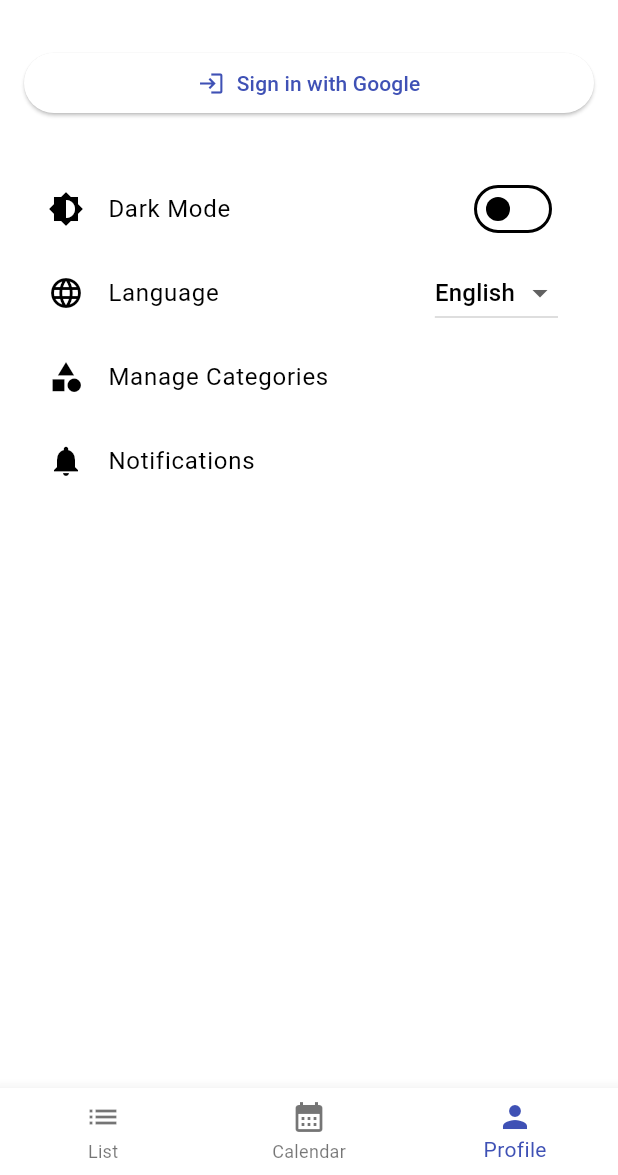
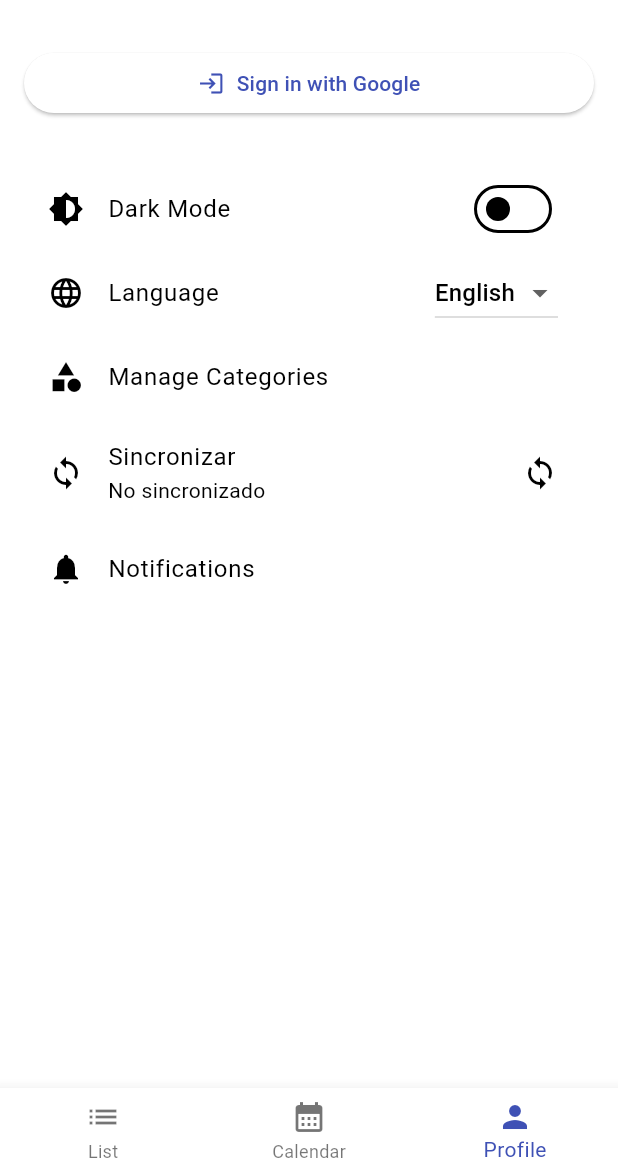
Before and after one commit to manuelduarte077/brotato-game, a Flutter app: the screen it shows after launch, item 3 of the bottom bar chosen, on a phone screen of 412 x 824 dp, the part 61-1236 px from its top. Run offline on Flutter 3.47's test engine with Material 3 defaults, Android fonts, the phone set to English and light mode, and no system bars; our stand-ins replace cloud_firestore, drift, firebase_auth, firebase_core, flutter_local_notifications, flutter_riverpod and 4 more; accounts and stored records are empty; generated files the repository leaves out were written again.

Commit message:
feat: enhance reminder synchronization and user management in repositories

```diff
--- a/lib/presentation/screens/profile_screen.dart
+++ b/lib/presentation/screens/profile_screen.dart
@@ -1,10 +1,12 @@
 import 'package:flutter/material.dart';
 import 'package:flutter_riverpod/flutter_riverpod.dart';
 import '../../application/providers/auth_providers.dart';
+import '../../application/providers/sync_provider.dart';
 import '../../application/providers/theme_provider.dart';
 import '../../application/providers/language_provider.dart';
 import 'notifications_screen.dart';
 import '../widgets/category_management_dialog.dart';
+import 'package:intl/intl.dart';
 
 class ProfileScreen extends ConsumerWidget {
   const ProfileScreen({super.key});
@@ -48,11 +50,12 @@ class ProfileScreen extends ConsumerWidget {
                     ListTile(
                       leading: CircleAvatar(
                         backgroundImage: NetworkImage(
-                          authState.user!.photoURL ?? '',
+                          authState.user?.photoURL ??
+                              'https://www.google.com/images/branding/googlelogo/1x/googlelogo_color_272x92dp.png',
                         ),
                       ),
-                      title: Text(authState.user!.displayName ?? ''),
-                      subtitle: Text(authState.user!.email ?? ''),
+                      title: Text(authState.user?.displayName ?? ''),
+                      subtitle: Text(authState.user?.email ?? ''),
                     ),
                     ElevatedButton(
                       onPressed: () {
@@ -122,6 +125,17 @@ class ProfileScreen extends ConsumerWidget {
           },
         ),
 
+        /// Sync
+        ListTile(
+          leading: const Icon(Icons.sync),
+          title: const Text('Sincronizar'),
+          subtitle: Text(_getSyncStatusText(ref)),
+          trailing: _buildSyncIndicator(ref),
+          onTap: () {
+            ref.read(syncNotifierProvider.notifier).syncFromRemote();
+          },
+        ),
+
         // Notifications Settings
         ListTile(
           leading: const Icon(Icons.notifications),
@@ -145,4 +159,31 @@ class ProfileScreen extends ConsumerWidget {
       builder: (context) => const CategoryManagementDialog(),
     );
   }
+
+  String _getSyncStatusText(WidgetRef ref) {
+    final syncState = ref.watch(syncNotifierProvider);
+    if (syncState.lastSyncTime != null) {
+      final formatter = DateFormat('dd/MM/yyyy HH:mm');
+      return 'Última sincronización: ${formatter.format(syncState.lastSyncTime!)}';
+    }
+    return syncState.message ?? 'No sincronizado';
+  }
+
+  Widget _buildSyncIndicator(WidgetRef ref) {
+    final syncState = ref.watch(syncNotifierProvider);
+    switch (syncState.status) {
+      case SyncStatus.syncing:
+        return const SizedBox(
+          width: 20,
+          height: 20,
+          child: CircularProgressIndicator(strokeWidth: 2),
+        );
+      case SyncStatus.success:
+        return const Icon(Icons.check_circle, color: Colors.green);
+      case SyncStatus.error:
+        return const Icon(Icons.error, color: Colors.red);
+      default:
+        return const Icon(Icons.sync);
+    }
+  }
 }
```
Also changed, not shown: lib/infrastructure/repositories/firebase_reminder_repository.dart (+69 -20 lines), lib/infrastructure/repositories/hybrid_reminder_repository.dart (+92 -19 lines).
